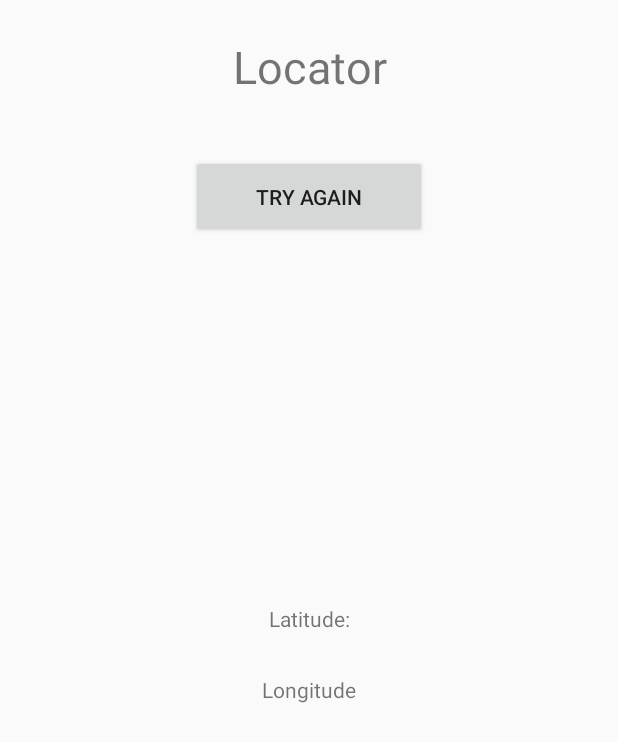
After one commit to ngalinski/mobileapps, an Android app: the layout fragment_locator.xml on its own in the app's theme, with its tools: preview values and no code run, on a phone screen of 412 x 824 dp. The commit adds this screen. Shown: the top 742 px of the screen. Run offline under Robolectric (Android 15) with nearby library versions, the phone set to English and light mode, and no system bars.

Commit message:
started locator

```diff
--- a/A1/app/build.gradle
+++ b/A1/app/build.gradle
@@ -25,10 +25,11 @@ android {
 dependencies {
     implementation fileTree(dir: "libs", include: ["*.jar"])
     implementation 'androidx.appcompat:appcompat:1.1.0'
-    implementation 'com.google.android.material:material:1.0.0'
+    implementation 'com.google.android.material:material:1.1.0'
     implementation 'androidx.constraintlayout:constraintlayout:1.1.3'
     implementation 'androidx.navigation:navigation-fragment:2.1.0'
     implementation 'androidx.navigation:navigation-ui:2.1.0'
+    implementation "com.google.android.gms:play-services-location:15.0.1"
     testImplementation 'junit:junit:4.12'
     androidTestImplementation 'androidx.test.ext:junit:1.1.1'
     androidTestImplementation 'androidx.test.espresso:espresso-core:3.2.0'
--- a/A1/app/src/main/AndroidManifest.xml
+++ b/A1/app/src/main/AndroidManifest.xml
@@ -2,6 +2,9 @@
 <manifest xmlns:android="http://schemas.android.com/apk/res/android"
     package="edu.neu.madcourse.numad20f_nicholasgalinski">
 
+    <uses-permission android:name="android.permission.INTERNET" />
+    <uses-permission android:name="android.permission.ACCESS_COARSE_LOCATION" />
+    <uses-permission android:name="android.permission.ACCESS_FINE_LOCATION" />
     <application
         android:allowBackup="true"
         android:icon="@mipmap/ic_launcher_ng"
@@ -10,6 +13,7 @@
         android:supportsRtl="true"
         android:theme="@style/AppTheme">
         <activity android:name=".link_collector.LinkCollectorFragment"></activity>
+        <activity android:name=".locator.LocatorFragment"></activity>
         <activity android:name=".ClickMessageFragment"/>
         <activity
             android:name=".MainActivity"
--- a/A1/app/src/main/java/edu/neu/madcourse/numad20f_nicholasgalinski/MainActivity.java
+++ b/A1/app/src/main/java/edu/neu/madcourse/numad20f_nicholasgalinski/MainActivity.java
@@ -16,6 +16,7 @@ import android.view.MenuItem;
 import android.widget.TextView;
 
 import edu.neu.madcourse.numad20f_nicholasgalinski.link_collector.*;
+import edu.neu.madcourse.numad20f_nicholasgalinski.locator.*;
 
 public class MainActivity extends AppCompatActivity {
 
@@ -87,6 +88,9 @@ public class MainActivity extends AppCompatActivity {
             case R.id.link_collector:
                 startActivity(new Intent(MainActivity.this, LinkCollectorFragment.class));
                 break;
+            case R.id.button_locator:
+                startActivity(new Intent(MainActivity.this, LocatorFragment.class));
+                break;
         }
     }
 }
--- /dev/null
+++ b/A1/app/src/main/res/layout/fragment_locator.xml
@@ -0,0 +1,54 @@
+<?xml version="1.0" encoding="utf-8"?>
+<androidx.constraintlayout.widget.ConstraintLayout xmlns:android="http://schemas.android.com/apk/res/android"
+    xmlns:app="http://schemas.android.com/apk/res-auto"
+    xmlns:tools="http://schemas.android.com/tools"
+    android:id="@+id/frameLayout"
+    android:layout_width="match_parent"
+    android:layout_height="match_parent"
+    tools:context=".locator.LocatorFragment" >
+
+    <TextView
+        android:id="@+id/locator1"
+        android:layout_width="157dp"
+        android:layout_height="55dp"
+        android:layout_marginTop="24dp"
+        android:text="@string/locator_string"
+        android:textAlignment="center"
+        android:textSize="30sp"
+        app:layout_constraintEnd_toEndOf="parent"
+        app:layout_constraintStart_toStartOf="parent"
+        app:layout_constraintTop_toTopOf="parent" />
+
+    <TextView
+        android:id="@+id/latitude"
+        android:layout_width="wrap_content"
+        android:layout_height="wrap_content"
+        android:text="@string/lat"
+        app:layout_constraintBottom_toBottomOf="parent"
+        app:layout_constraintEnd_toEndOf="parent"
+        app:layout_constraintStart_toStartOf="parent"
+        app:layout_constraintTop_toTopOf="parent" />
+
+    <TextView
+        android:id="@+id/longitude"
+        android:layout_width="wrap_content"
+        android:layout_height="wrap_content"
+        android:text="@string/lng"
+        app:layout_constraintBottom_toBottomOf="parent"
+        app:layout_constraintEnd_toEndOf="parent"
+        app:layout_constraintStart_toStartOf="parent"
+        app:layout_constraintTop_toBottomOf="@+id/latitude"
+        app:layout_constraintVertical_bias="0.074" />
+
+    <Button
+        android:id="@+id/button_again"
+        android:layout_width="157dp"
+        android:layout_height="55dp"
+        android:layout_marginTop="24dp"
+        android:onClick="displayLocationButton"
+        android:text="@string/btn_again"
+        app:layout_constraintEnd_toEndOf="parent"
+        app:layout_constraintHorizontal_bias=".5"
+        app:layout_constraintStart_toStartOf="parent"
+        app:layout_constraintTop_toBottomOf="@id/locator1" />
+</androidx.constraintlayout.widget.ConstraintLayout>
--- a/A1/app/src/main/res/values/strings.xml
+++ b/A1/app/src/main/res/values/strings.xml
@@ -12,6 +12,14 @@
 
     <string name="hello_first_fragment">Hello World!</string>
     <string name="hello_second_fragment">Nicholas Galinski - galinski.n@northeastern.edu</string>
+
+    <string name="locator_fragment_label">Locator Fragment</string>
+    <string name="lat">Latitude:</string>
+    <string name="lng">Longitude</string>
+    <string name="locator_string">Locator</string>
+    <string name="accept">Accept</string>
+    <string name="denied">Denied permission.</string>
+    <string name="btn_again">Try Again</string>
 
     <!--  button labels  -->
     <string name="a">A</string>
```
Also changed, not shown: A1/app/src/main/res/layout/content_main.xml (+12 -0 lines), A1/app/src/main/res/navigation/nav_graph.xml (+17 -17 lines), 1 other file.
